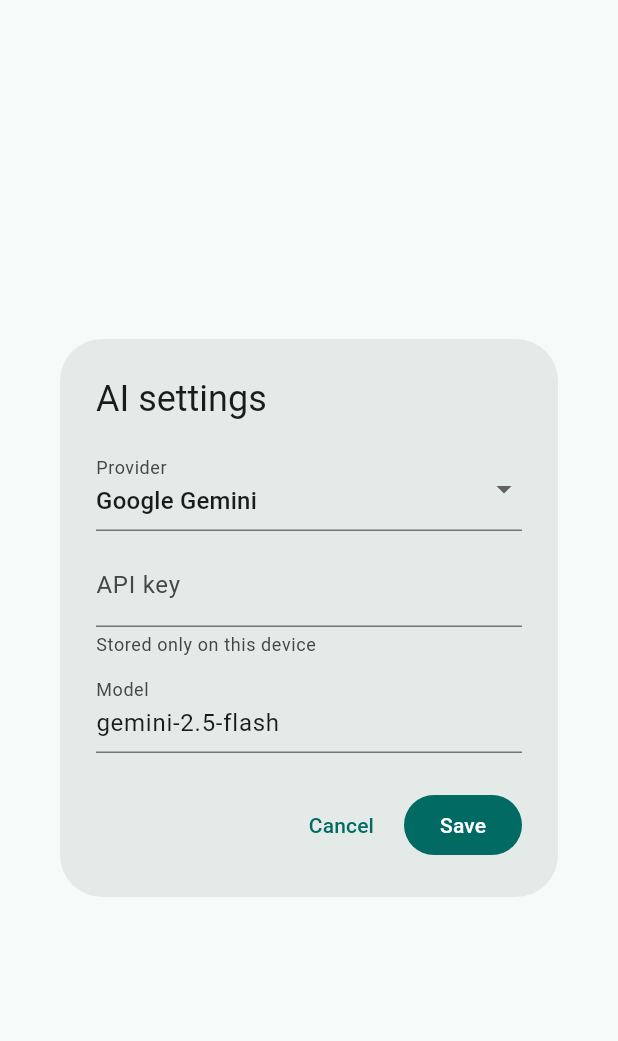
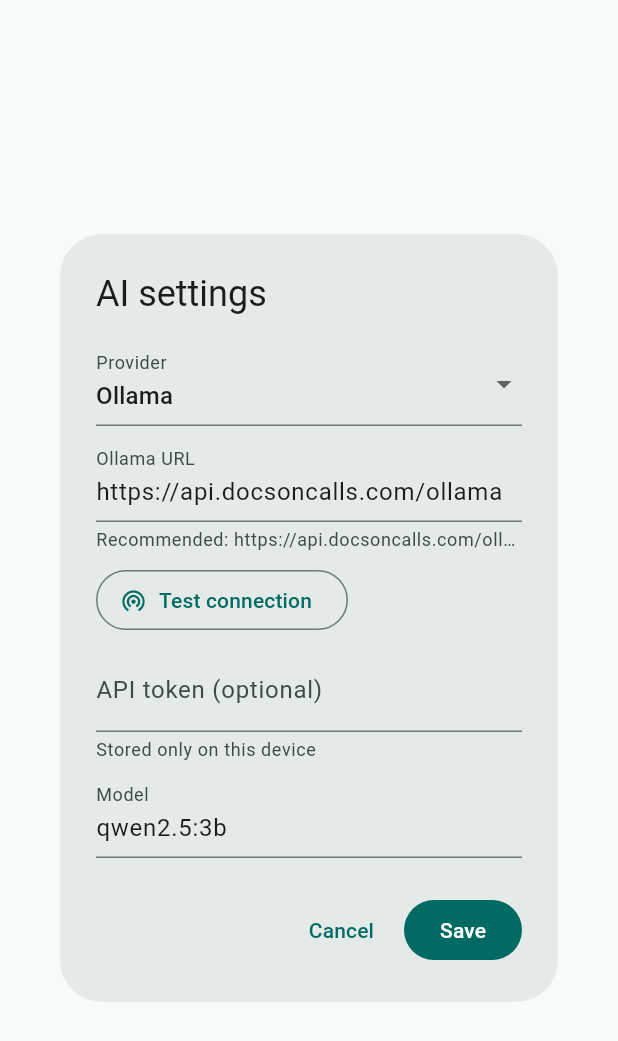
Before and after one commit to zub165/urdu-book-studio, a Flutter app: the AiSettingsDialog widget shown alone on an empty page, opened directly with empty values, on a phone screen of 412 x 824 dp. Shown: the top 1041 px of the screen. Run offline on Flutter 3.47's test engine with Material 3 defaults, Android fonts, the phone set to English and light mode, and no system bars; our stand-ins replace file_picker, shared_preferences; missing offline and left inert: payv; accounts and stored records are empty.

Commit message:
fix: default AI to GoDaddy Ollama proxy

```diff
--- a/lib/editor/ai_dialogs.dart
+++ b/lib/editor/ai_dialogs.dart
@@ -81,11 +81,11 @@ class _AiSettingsDialogState extends State<AiSettingsDialog> {
                 onChanged: (_) => setState(() => _testResult = null),
                 decoration: const InputDecoration(
                   labelText: 'Ollama URL',
-                  helperText: 'Desktop/mobile: http://localhost:11434. Web: public HTTPS Ollama proxy with CORS.',
+                  helperText: 'Recommended: https://api.docsoncalls.com/ollama (GoDaddy). Local: http://localhost:11434',
                 ),
               ),
             if (_provider == AiProvider.ollama && kIsWeb && _backendUrl.text.trim().startsWith('http://'))
-              Padding(padding: const EdgeInsets.only(top: 6), child: Text('Web builds may block local HTTP Ollama; use a public HTTPS Ollama proxy with CORS, or run desktop app.', style: TextStyle(color: Theme.of(context).colorScheme.error, fontSize: 12))),
+              Padding(padding: const EdgeInsets.only(top: 6), child: Text('Web builds may block local HTTP Ollama; use https://api.docsoncalls.com/ollama.', style: TextStyle(color: Theme.of(context).colorScheme.error, fontSize: 12))),
             if (_provider == AiProvider.ollama) const SizedBox(height: 8),
             if (_provider == AiProvider.ollama)
               Row(children: [
--- a/lib/services/ai_service.dart
+++ b/lib/services/ai_service.dart
@@ -26,10 +26,10 @@ class AiSettings {
   final String backendUrl;
 
   const AiSettings({
-    this.provider = AiProvider.gemini,
+    this.provider = AiProvider.ollama,
     this.apiKey = '',
-    this.model = 'gemini-2.5-flash',
-    this.backendUrl = '',
+    this.model = 'qwen2.5:3b',
+    this.backendUrl = 'https://api.docsoncalls.com/ollama',
   });
 
   bool get isConfigured => switch (provider) {
@@ -58,15 +58,16 @@ class AiSettings {
       };
 
   factory AiSettings.fromJson(Map<String, dynamic> json) {
+    final rawProvider = json['provider'] as String?;
     final provider = AiProvider.values.firstWhere(
-      (p) => p.name == json['provider'],
-      orElse: () => AiProvider.gemini,
+      (p) => p.name == rawProvider,
+      orElse: () => rawProvider == 'backend' ? AiProvider.ollama : AiProvider.ollama,
     );
     return AiSettings(
       provider: provider,
       apiKey: json['apiKey'] as String? ?? '',
-      model: json['model'] as String? ?? provider.defaultModel,
-      backendUrl: json['backendUrl'] as String? ?? '',
+      model: json['model'] as String? ?? (provider == AiProvider.ollama ? 'qwen2.5:3b' : provider.defaultModel),
+      backendUrl: json['backendUrl'] as String? ?? (provider == AiProvider.ollama ? 'https://api.docsoncalls.com/ollama' : ''),
     );
   }
 }
```
